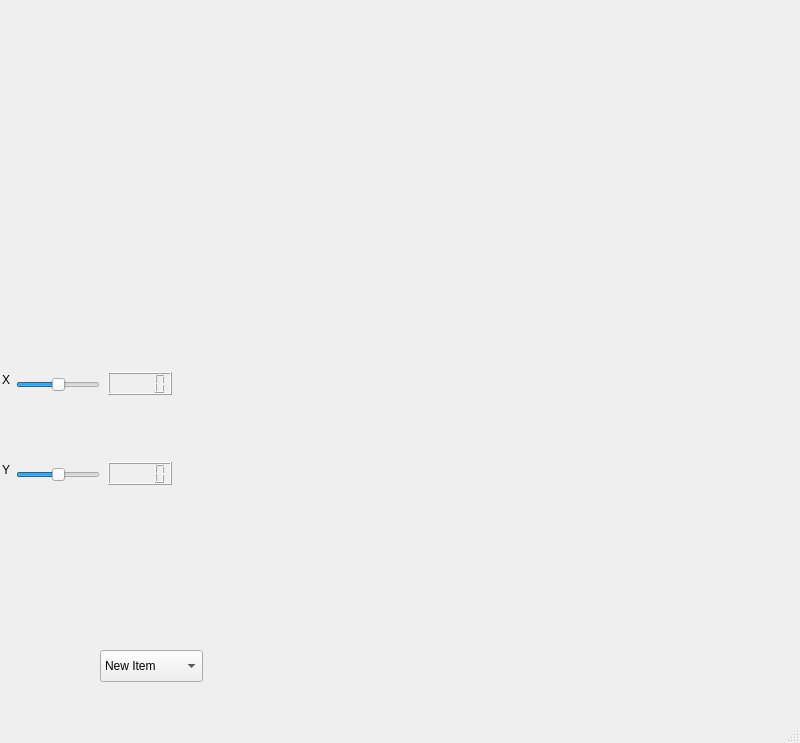
alice3e/alicee_qt, file mainwindow.ui: the form before one commit.
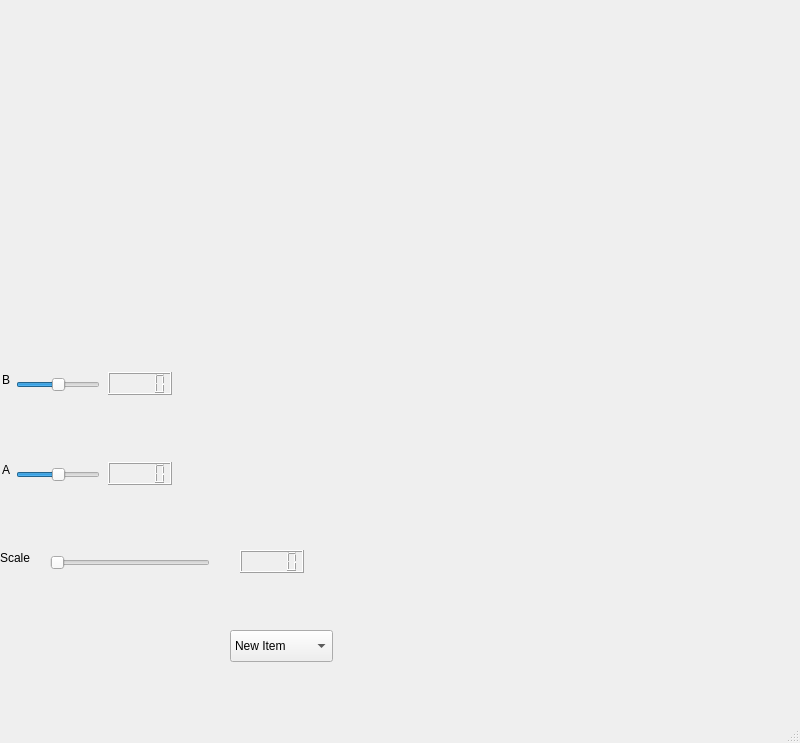
The form after the commit. Custom widgets are drawn as their Qt base class.

Commit message: more functions added, scale update added

What changed in the file:
```diff
--- a/mainwindow.ui
+++ b/mainwindow.ui
@@ -49,7 +49,7 @@
      </rect>
     </property>
     <property name="text">
-     <string>X</string>
+     <string>B</string>
     </property>
    </widget>
    <widget class="QLCDNumber" name="lcdNumber_X">
@@ -72,7 +72,7 @@
      </rect>
     </property>
     <property name="text">
-     <string>Y</string>
+     <string>A</string>
     </property>
    </widget>
    <widget class="QLCDNumber" name="lcdNumber_Y">
@@ -120,8 +120,8 @@
    <widget class="QComboBox" name="comboBox">
     <property name="geometry">
      <rect>
-      <x>100</x>
-      <y>650</y>
+      <x>230</x>
+      <y>630</y>
       <width>103</width>
       <height>32</height>
      </rect>
@@ -142,6 +142,42 @@
      </property>
     </item>
    </widget>
+   <widget class="QSlider" name="horizontalSlider_scale">
+    <property name="geometry">
+     <rect>
+      <x>50</x>
+      <y>550</y>
+      <width>160</width>
+      <height>25</height>
+     </rect>
+    </property>
+    <property name="orientation">
+     <enum>Qt::Orientation::Horizontal</enum>
+    </property>
+   </widget>
+   <widget class="QLCDNumber" name="lcdNumber_scale">
+    <property name="geometry">
+     <rect>
+      <x>240</x>
+      <y>550</y>
+      <width>64</width>
+      <height>23</height>
+     </rect>
+    </property>
+   </widget>
+   <widget class="QLabel" name="label_scale">
+    <property name="geometry">
+     <rect>
+      <x>0</x>
+      <y>550</y>
+      <width>58</width>
+      <height>16</height>
+     </rect>
+    </property>
+    <property name="text">
+     <string>Scale</string>
+    </property>
+   </widget>
   </widget>
   <widget class="QMenuBar" name="menubar">
    <property name="geometry">
```
Left out of the diff: 2 changed lines with no effect on the pictures. The commit also changes 12 other files.
